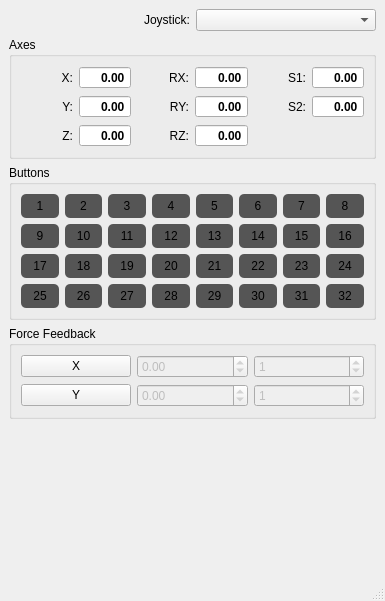
Old version of the form cpp_libs/DirectInput/00_hello_world/src/MainWindow.ui in the repository marek-cel/marek-cel.
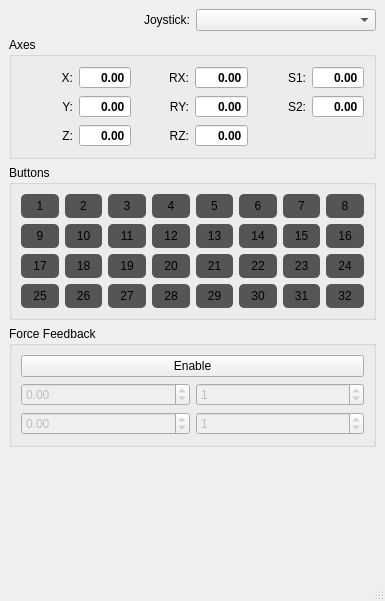
New version of the form.

What changed in the file:
```diff
--- a/cpp_libs/DirectInput/00_hello_world/src/MainWindow.ui
+++ b/cpp_libs/DirectInput/00_hello_world/src/MainWindow.ui
@@ -888,33 +888,7 @@
        <string>Force Feedback</string>
       </property>
       <layout class="QGridLayout" name="gridLayout_4">
-       <item row="0" column="0">
-        <widget class="QPushButton" name="pushButtonForceX">
-         <property name="text">
-          <string>X</string>
-         </property>
-         <property name="checkable">
-          <bool>true</bool>
-         </property>
-        </widget>
-       </item>
-       <item row="0" column="1">
-        <widget class="QDoubleSpinBox" name="doubleSpinBoxForceX">
-         <property name="enabled">
-          <bool>false</bool>
-         </property>
-         <property name="minimum">
-          <double>-1.000000000000000</double>
-         </property>
-         <property name="maximum">
-          <double>1.000000000000000</double>
-         </property>
-         <property name="singleStep">
-          <double>0.010000000000000</double>
-         </property>
-        </widget>
-       </item>
-       <item row="0" column="2">
+       <item row="1" column="1">
         <widget class="QDoubleSpinBox" name="doubleSpinBoxForceCoefX">
          <property name="enabled">
           <bool>false</bool>
@@ -933,17 +907,7 @@
          </property>
         </widget>
        </item>
-       <item row="1" column="0">
-        <widget class="QPushButton" name="pushButtonForceY">
-         <property name="text">
-          <string>Y</string>
-         </property>
-         <property name="checkable">
-          <bool>true</bool>
-         </property>
-        </widget>
-       </item>
-       <item row="1" column="1">
+       <item row="2" column="0">
         <widget class="QDoubleSpinBox" name="doubleSpinBoxForceY">
          <property name="enabled">
           <bool>false</bool>
@@ -959,7 +923,23 @@
          </property>
         </widget>
        </item>
-       <item row="1" column="2">
+       <item row="1" column="0">
+        <widget class="QDoubleSpinBox" name="doubleSpinBoxForceX">
+         <property name="enabled">
+          <bool>false</bool>
+         </property>
+         <property name="minimum">
+          <double>-1.000000000000000</double>
+         </property>
+         <property name="maximum">
+          <double>1.000000000000000</double>
+         </property>
+         <property name="singleStep">
+          <double>0.010000000000000</double>
+         </property>
+        </widget>
+       </item>
+       <item row="2" column="1">
         <widget class="QDoubleSpinBox" name="doubleSpinBoxForceCoefY">
          <property name="enabled">
           <bool>false</bool>
@@ -978,6 +958,16 @@
          </property>
         </widget>
        </item>
+       <item row="0" column="0" colspan="2">
+        <widget class="QPushButton" name="pushButtonForce">
+         <property name="text">
+          <string>Enable</string>
+         </property>
+         <property name="checkable">
+          <bool>true</bool>
+         </property>
+        </widget>
+       </item>
       </layout>
      </widget>
     </item>
```
Left out of the diff: 10 changed lines with no effect on the pictures.
